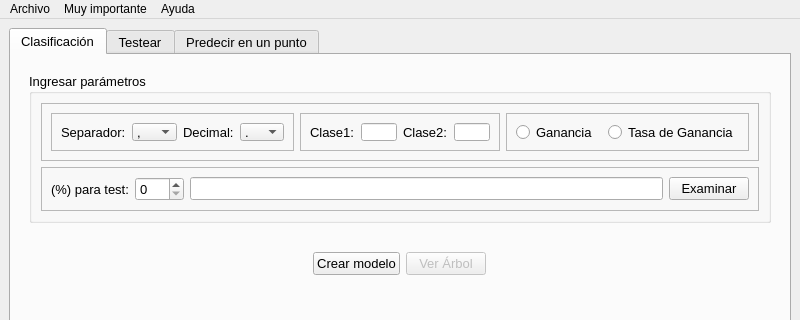
Above: window.ui from gabrielhruza/iatpi before the change; both pictures show x 0 to 800 and y 0 to 320 of the 800 by 600 pixel window. Below: the same form after it.
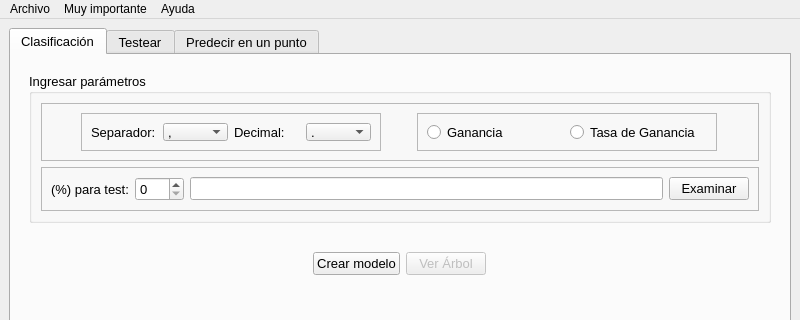
That is the form after the change. Custom widgets are drawn as their Qt base class.

```diff
--- a/window.ui
+++ b/window.ui
@@ -120,61 +120,6 @@
                    </layout>
                   </widget>
                  </item>
-                 <item>
-                  <widget class="QFrame" name="frame_5">
-                   <property name="maximumSize">
-                    <size>
-                     <width>200</width>
-                     <height>16777215</height>
-                    </size>
-                   </property>
-                   <property name="frameShape">
-                    <enum>QFrame::StyledPanel</enum>
-                   </property>
-                   <property name="frameShadow">
-                    <enum>QFrame::Raised</enum>
-                   </property>
-                   <layout class="QHBoxLayout" name="horizontalLayout_11">
-                    <item>
-                     <widget class="QLabel" name="label_10">
-                      <property name="text">
-                       <string>Clase1:</string>
-                      </property>
-                     </widget>
-                    </item>
-                    <item>
-                     <widget class="QLineEdit" name="clase1">
-                      <property name="maximumSize">
-                       <size>
-                        <width>50</width>
-                        <height>50</height>
-                       </size>
-                      </property>
-                      <property name="text">
-                       <string/>
-                      </property>
-                     </widget>
-                    </item>
-                    <item>
-                     <widget class="QLabel" name="label_11">
-                      <property name="text">
-                       <string>Clase2:</string>
-                      </property>
-                     </widget>
-                    </item>
-                    <item>
-                     <widget class="QLineEdit" name="clase2">
-                      <property name="maximumSize">
-                       <size>
-                        <width>50</width>
-                        <height>50</height>
-                       </size>
-                      </property>
-                     </widget>
-                    </item>
-                   </layout>
-                  </widget>
-                 </item>
                  <item>
                   <widget class="QFrame" name="frame_2">
                    <property name="maximumSize">
```
